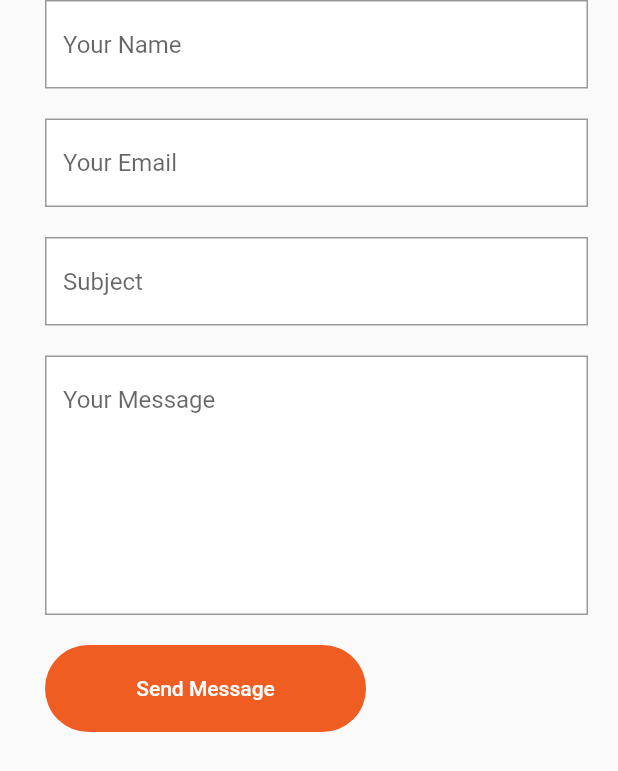
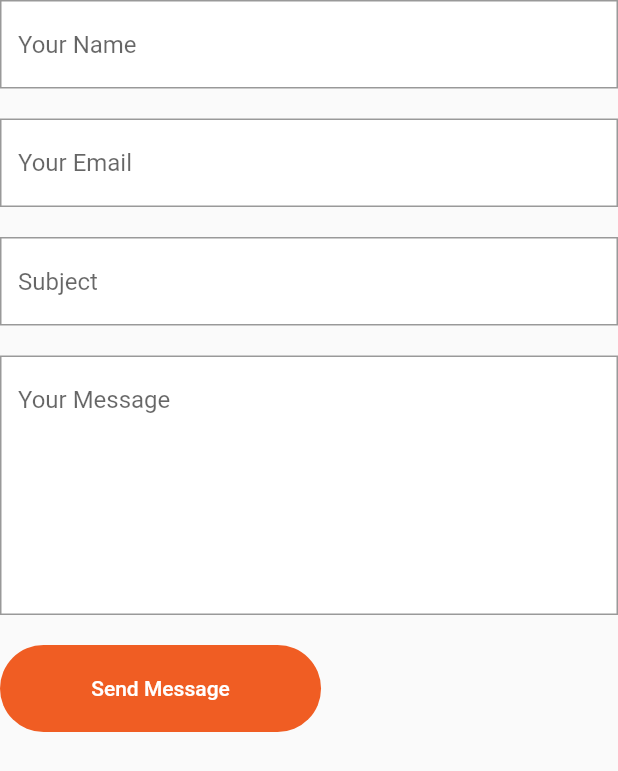
Before and after one commit to anuragkumar7416/my-portfolio, a Flutter app: the ContactForm widget shown alone on an empty page, opened directly, on a phone screen of 412 x 824 dp. Shown: the top 771 px of the screen. Run offline on Flutter 3.47's test engine with Material 2 defaults, Android fonts, the phone set to English and light mode, and no system bars; our stand-ins replace bloc, equatable, flutter_bloc, go_router, google_fonts, google_maps_flutter and 1 more.

Commit message:
Made Contact Page Responsive

```diff
--- a/lib/classes/project.dart
+++ b/lib/classes/project.dart
@@ -1,3 +1,5 @@
+import 'package:flutter/material.dart';
+
 class Project {
   final String name;
   final String desc;
@@ -6,8 +8,8 @@
   final bool onIos;
   final bool onWeb;
   final bool onAndroid;
-  final bool isDark;
+  final Color hoverColor;
 
-  Project(this.name, this.desc, this.icon, this.backgroundImage,this.isDark,
+  Project(this.name, this.desc, this.icon, this.backgroundImage,this.hoverColor,
       {this.onIos = false, this.onWeb = false, this.onAndroid = false});
 }
--- /dev/null
+++ b/lib/cubit/app_cubit.dart
@@ -0,0 +1,15 @@
+import 'package:bloc/bloc.dart';
+import 'package:equatable/equatable.dart';
+import 'package:flutter/material.dart';
+
+part 'app_state.dart';
+
+class AppCubit extends Cubit<AppState> {
+  AppCubit() : super(const AppInitial(false));
+
+
+  void onHoverProject(bool hoverState,Color hoverColor){
+    emit(ProjectHoverState(hoverState,hoverColor));
+
+  }
+}
--- /dev/null
+++ b/lib/cubit/app_state.dart
@@ -0,0 +1,22 @@
+part of 'app_cubit.dart';
+
+abstract class AppState extends Equatable {
+  final bool hoverState;
+
+  const AppState(this.hoverState);
+}
+
+class AppInitial extends AppState {
+  const AppInitial(super.hoverState,);
+
+  @override
+  List<Object> get props => [hoverState];
+}
+
+class ProjectHoverState extends AppState {
+  final Color projectHoverColor;
+  const ProjectHoverState(super.hoverState,this.projectHoverColor);
+
+  @override
+  List<Object> get props => [hoverState,projectHoverColor];
+}
--- a/lib/presentation/contact/widgets/contact_form.dart
+++ b/lib/presentation/contact/widgets/contact_form.dart
@@ -12,10 +12,12 @@
 class _ContactFormState extends State<ContactForm> {
   @override
   Widget build(BuildContext context) {
+    double maxWidth = MediaQuery.of(context).size.width;
 
+    if(maxWidth>850){
       return Expanded(
         child: Padding(
-        padding: const EdgeInsets.only(left: 30,right: 20),
+          padding: const EdgeInsets.symmetric(horizontal: 20),
           child: Column(
             crossAxisAlignment: CrossAxisAlignment.start,
             mainAxisAlignment: MainAxisAlignment.start,
@@ -30,5 +32,22 @@
           ),
         ),
       );
+
+    }else{
+      return Column(
+        crossAxisAlignment: CrossAxisAlignment.start,
+        mainAxisAlignment: MainAxisAlignment.start,
+        children: const [
+          ContactTextField(hintText: 'Your Name',maxLines: 1,),
+          ContactTextField(hintText: 'Your Email',maxLines: 1),
+          ContactTextField(hintText: 'Subject',maxLines: 1),
+          ContactTextField(hintText: 'Your Message',maxLines: 7),
+          SubmitBt(),
+        ],
+
+      );
+    }
+
+
   }
 }
--- a/lib/presentation/contact/widgets/info_widget.dart
+++ b/lib/presentation/contact/widgets/info_widget.dart
@@ -11,7 +11,8 @@
 
   @override
   Widget build(BuildContext context) {
-    return  RichText(
+    return  Flexible(
+      child: RichText(
         text: TextSpan(
           text: '$keyText : ',
           style: GoogleFonts.montserrat(color: CLR.secondaryTextColor,fontSize: 15,height: 2,),
@@ -23,6 +24,7 @@
                     color: Colors.black,)),
           ],
         ),
+      ),
     );
   }
 }
--- a/lib/presentation/dashboard/widgets/social_account_icon.dart
+++ b/lib/presentation/dashboard/widgets/social_account_icon.dart
@@ -1,7 +1,5 @@
 import 'package:flutter/material.dart';
 import 'package:portfolio/common_functions/url_launcher.dart';
-
-import '../../../app_constants.dart';
 
 class SocialAccountIcon extends StatelessWidget {
   final String imagePath;
--- a/lib/presentation/projects/widgets/projects_widget.dart
+++ b/lib/presentation/projects/widgets/projects_widget.dart
@@ -15,13 +15,13 @@
         'Mob\'s HRM, Mobcoder employees\'digital\ncompanion, is an\nin-house app of Mobcoder\nTechnologies. The app\nlets company employees\norder food and track\ntheir Mobcoder life.',
         ImagePaths.hrmIcon,
         ImagePaths.backgroundHrm,
-        false),
+        Colors.indigo.shade300),
     Project(
         'Fedora MBanking',
         'Fedora India introduces official\nintegrated mobile banking app\nwhich consists existing mobile banking\napp, M Passbook app & Door step\nBanking app.',
         ImagePaths.fedoraIcon,
         ImagePaths.backgroundFedora,
-        true),
+        Colors.amber.shade300),
   ];
 
   @override
```
Also changed, not shown: lib/main.dart (+6 -1 lines), lib/presentation/contact/contact_screen.dart (+22 -11 lines), lib/presentation/contact/widgets/contact_row.dart (+29 -6 lines), lib/presentation/contact/widgets/map_view.dart (+4 -3 lines), lib/presentation/dashboard/dashboard_screen.dart (+19 -19 lines), lib/presentation/dashboard/widgets/magnetic_mouse_region.dart (added, +78 -0 lines), lib/presentation/footer/widgets/links_list.dart (+20 -4 lines), lib/presentation/projects/widgets/project_item.dart (+24 -5 lines). Lines whose indentation alone changed are shown as unchanged.
